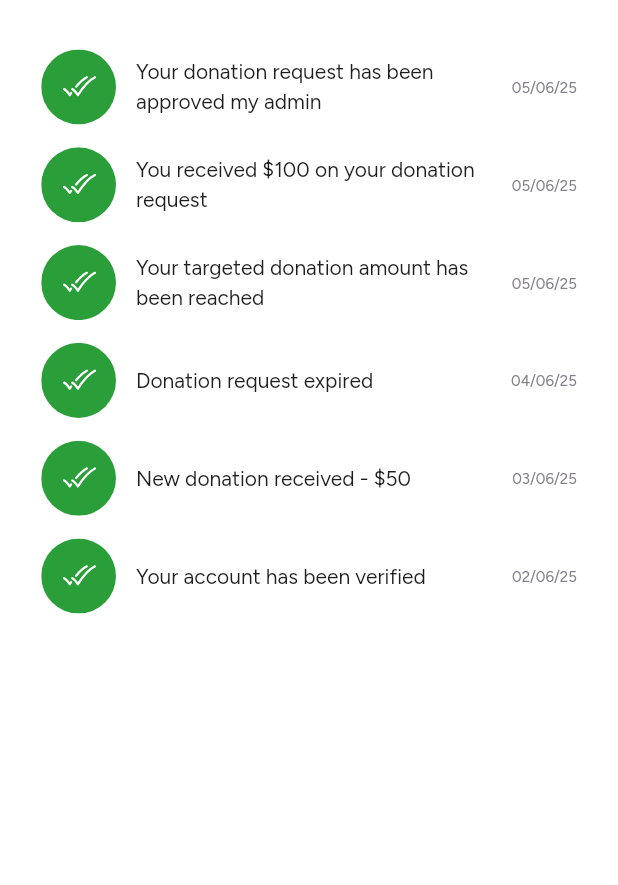
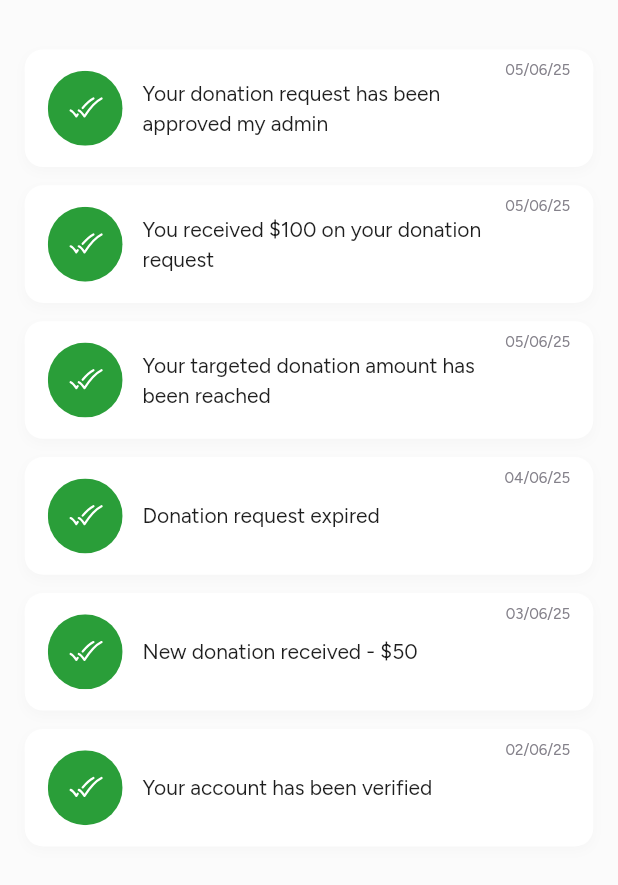
Before and after one commit to Umaiir11/open-palms-app, a Flutter app: the NotificationsView screen opened by its route, on a phone screen of 412 x 824 dp, the part 65-950 px from its top. Run offline on Flutter 3.47's test engine with Material 3 defaults, Android fonts, the phone set to English and light mode, and no system bars; our stand-ins replace animate_do, cached_network_image, camera, connectivity_plus, country_picker, dropdown_button2 and 14 more; missing offline and left inert: custom_cached_image, video_thumbnail; accounts and stored records are empty; network calls fail; key blocks and very long unbroken strings in the code were emptied for the run.

Commit message:
04-Sep-25  -  Design Issues Resolved ✅

```diff
--- a/lib/app/mvvm/view/common_views/notifications_view/notifications_view.dart
+++ b/lib/app/mvvm/view/common_views/notifications_view/notifications_view.dart
@@ -30,7 +30,7 @@ class _NotificationsViewState extends State<NotificationsView> {
   Widget build(BuildContext context) {
     return Scaffold(
       appBar: CustomAppBar(title: "Notification", backgroundColor: Colors.transparent),
-      backgroundColor: AppColors.white,
+      backgroundColor: Color(0xFFFBFBFB),
       body: ListView.builder(
         physics: BouncingScrollPhysics(),
         padding: EdgeInsets.zero,
@@ -58,23 +58,62 @@ class NotificationCard extends StatelessWidget {
 
   @override
   Widget build(BuildContext context) {
-    return Row(
+    return Container(
+      margin: EdgeInsets.only(bottom: 12.h),
+      decoration: BoxDecoration(
+        color: AppColors.white,
+        borderRadius: BorderRadius.circular(12.r),
+        boxShadow: [
+          BoxShadow(
+            color: Colors.black.withOpacity(0.02),
+            blurRadius: 6,
+            offset: Offset(0, 3),
+          ),
+        ],
+      ),
+      child: Padding(
+        padding: EdgeInsets.fromLTRB(14.w, 6.h, 14.w, 14.h),
+        child: Stack(
+          children: [
+            // Main row (icon + message)
+            Row(
               crossAxisAlignment: CrossAxisAlignment.center,
               children: [
-        SvgPicture.asset(AppAssets.checkIcon),
+                SvgPicture.asset(
+                  AppAssets.checkIcon,
+                ),
                 12.w.width,
                 Expanded(
                   child: Text(
                     notification.message,
-            style: AppTextStyles.customTextFigtree(color: AppColors.textSecondary, fontWeight: FontWeight.w400, height: 1.4, fontSize: 14),
+                    style: AppTextStyles.customTextFigtree(
+                      color: AppColors.textSecondary,
+                      fontWeight: FontWeight.w400,
+                      height: 1.4,
+                      fontSize: 14,
+                    ),
+                  ).paddingRight(48.w),
+                ),
+              ],
+            ).paddingTop(8.h),
+
+            // Date in top-right corner
+            Positioned(
+              right: 0,
+              top: 0,
+              child: Text(
+                notification.date,
+                style: AppTextStyles.customTextFigtree(
+                  color: AppColors.textGreyColor,
+                  fontWeight: FontWeight.w400,
+                  height: 1.4,
+                  fontSize: 10,
                 ),
               ),
-        10.w.width,
-        Text(
-          notification.date,
-          style: AppTextStyles.customTextFigtree(color: AppColors.textGreyColor, fontWeight: FontWeight.w400, height: 1.4, fontSize: 10),
             ),
           ],
-    ).paddingBottom(15.h).paddingHorizontal(10.w);
+        ),
+      ),
+    );
   }
 }
--- a/lib/app/mvvm/view/need_people_side/needy_request_detail_view/needy_request_detail_view.dart
+++ b/lib/app/mvvm/view/need_people_side/needy_request_detail_view/needy_request_detail_view.dart
@@ -1,3 +1,4 @@
+
 import 'package:flutter/material.dart';
 import 'package:flutter_screenutil/flutter_screenutil.dart';
 import 'package:flutter_svg/svg.dart';
@@ -38,7 +39,7 @@ class _NeedyRequestDetailViewState extends State<NeedyRequestDetailView> {
   Widget build(BuildContext context) {
     return Scaffold(
       backgroundColor: Colors.white,
-      appBar: CustomAppBar(title: status == 'history' ? 'History Details' : 'Details', backgroundColor: Colors.transparent),
+      appBar: CustomAppBar(title: status == 'history' ? 'Request Details' : 'Details', backgroundColor: Colors.transparent),
       body: SafeArea(
         child: SingleChildScrollView(
           physics: BouncingScrollPhysics(),
```
Also changed, not shown: lib/app/mvvm/view/donor_side/donor_bottom_bar_view/donor_profile_view.dart (+15 -1 lines), lib/app/mvvm/view/donor_side/subscription_view/subscription_view.dart (+7 -12 lines), pubspec.lock. Lines whose indentation alone changed are shown as unchanged.
